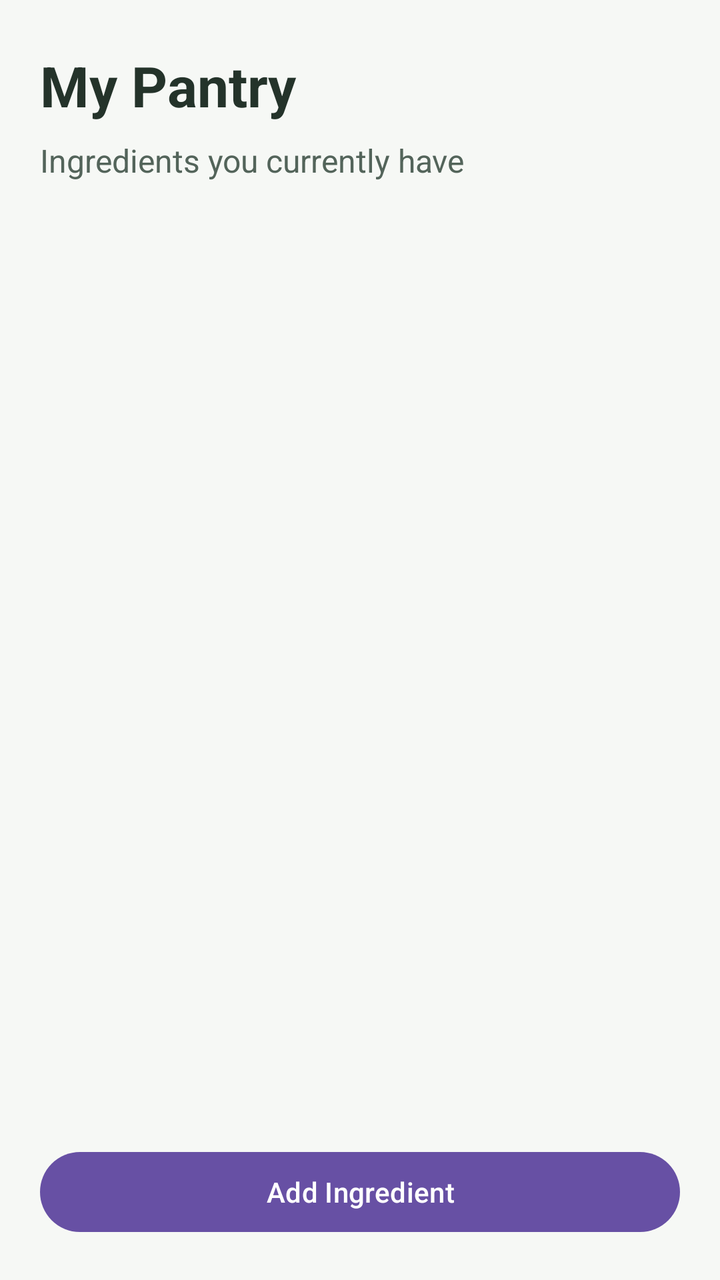
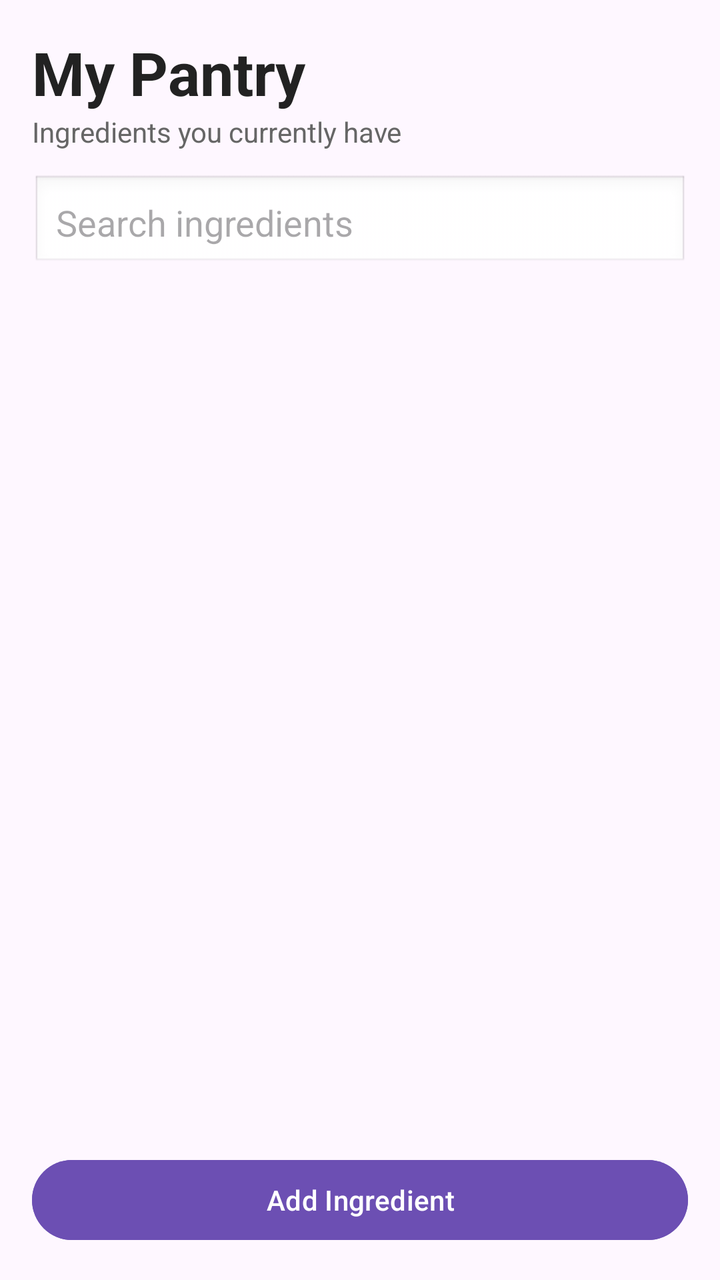

The first picture is an Android layout as it rendered before a commit; the second is the same layout after the commit. The layout source and the unified diff follow.
<!-- AndroidManifest.xml: application theme Theme.SmartPantryManager -->
<!-- res/layout/activity_main.xml -->
<?xml version="1.0" encoding="utf-8"?>
<LinearLayout xmlns:android="http://schemas.android.com/apk/res/android"
    android:layout_width="match_parent"
    android:layout_height="match_parent"
    android:orientation="vertical"
    android:background="#F6F8F5">

    <TextView
        android:layout_width="match_parent"
        android:layout_height="wrap_content"
        android:paddingStart="20dp"
        android:paddingTop="24dp"
        android:paddingEnd="20dp"
        android:paddingBottom="8dp"
        android:text="My Pantry"
        android:textSize="28sp"
        android:textStyle="bold"
        android:textColor="#24332A" />

    <TextView
        android:layout_width="match_parent"
        android:layout_height="wrap_content"
        android:paddingStart="20dp"
        android:paddingEnd="20dp"
        android:paddingBottom="12dp"
        android:text="Ingredients you currently have"
        android:textSize="16sp"
        android:textColor="#53645A" />

    <androidx.recyclerview.widget.RecyclerView
        android:id="@+id/recyclerViewPantry"
        android:layout_width="match_parent"
        android:layout_height="0dp"
        android:layout_weight="1"
        android:paddingBottom="8dp"
        android:clipToPadding="false" />

    <Button
        android:id="@+id/buttonAdd"
        android:layout_width="match_parent"
        android:layout_height="wrap_content"
        android:layout_marginStart="20dp"
        android:layout_marginEnd="20dp"
        android:layout_marginBottom="20dp"
        android:text="Add Ingredient" />

</LinearLayout>
<!-- resources referenced by this layout -->
<resources>
  <style name="Theme.SmartPantryManager" parent="Base.Theme.SmartPantryManager" />
  <style name="Base.Theme.SmartPantryManager" parent="Theme.Material3.DayNight.NoActionBar">
          
          
      </style>
</resources>

<!-- the commit's change to res/layout/activity_main.xml (unified diff, before → after) -->
@@ -3,45 +3,45 @@
     android:layout_width="match_parent"
     android:layout_height="match_parent"
     android:orientation="vertical"
-    android:background="#F6F8F5">
+    android:padding="16dp">
 
     <TextView
-        android:layout_width="match_parent"
+        android:layout_width="wrap_content"
         android:layout_height="wrap_content"
-        android:paddingStart="20dp"
-        android:paddingTop="24dp"
-        android:paddingEnd="20dp"
-        android:paddingBottom="8dp"
         android:text="My Pantry"
-        android:textSize="28sp"
+        android:textSize="30sp"
         android:textStyle="bold"
-        android:textColor="#24332A" />
+        android:textColor="#222222"/>
 
     <TextView
+        android:layout_width="wrap_content"
+        android:layout_height="wrap_content"
+        android:text="Ingredients you currently have"
+        android:textColor="#666666"
+        android:layout_marginBottom="12dp"/>
+
+    <EditText
+        android:id="@+id/editSearch"
         android:layout_width="match_parent"
-        android:layout_height="wrap_content"
-        android:paddingStart="20dp"
-        android:paddingEnd="20dp"
-        android:paddingBottom="12dp"
-        android:text="Ingredients you currently have"
-        android:textSize="16sp"
-        android:textColor="#53645A" />
+        android:layout_height="48dp"
+        android:hint="Search ingredients"
+        android:padding="12dp"
+        android:background="@android:drawable/edit_text"
+        android:layout_marginBottom="12dp"/>
 
     <androidx.recyclerview.widget.RecyclerView
         android:id="@+id/recyclerViewPantry"
         android:layout_width="match_parent"
         android:layout_height="0dp"
-        android:layout_weight="1"
-        android:paddingBottom="8dp"
-        android:clipToPadding="false" />
+        android:layout_weight="1"/>
 
     <Button
         android:id="@+id/buttonAdd"
         android:layout_width="match_parent"
-        android:layout_height="wrap_content"
-        android:layout_marginStart="20dp"
-        android:layout_marginEnd="20dp"
-        android:layout_marginBottom="20dp"
-        android:text="Add Ingredient" />
+        android:layout_height="48dp"
+        android:text="Add Ingredient"
+        android:backgroundTint="#6C4FB3"
+        android:textColor="#FFFFFF"
+        android:layout_marginTop="8dp"/>
 
 </LinearLayout>
